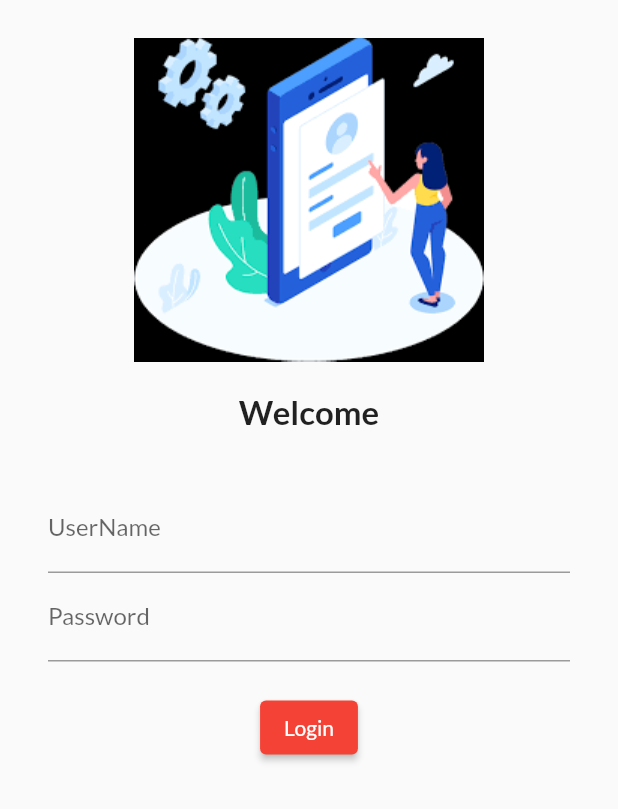
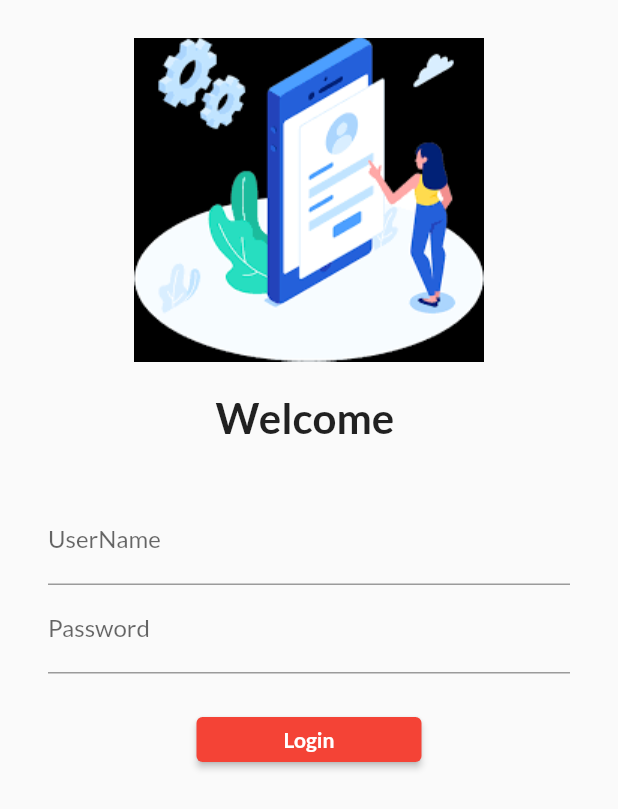
Before and after one commit to Manoj8477/flutter_demo, a Flutter app: the screen it shows after launch, on a phone screen of 412 x 824 dp. Shown: the top 809 px of the screen. Run offline on Flutter 3.47's test engine with Material 2 defaults, Android fonts, the phone set to English and light mode, and no system bars; our stand-ins replace google_fonts.

Commit message:
Day5 Compeled

```diff
--- a/lib/main.dart
+++ b/lib/main.dart
@@ -2,6 +2,7 @@
 
 import 'package:demo_project/pages/home_page.dart';
 import 'package:demo_project/pages/login_page.dart';
+import 'package:demo_project/util/routes.dart';
 import 'package:flutter/material.dart';
 import 'package:google_fonts/google_fonts.dart';
 
@@ -20,11 +21,10 @@ class MyApp extends StatelessWidget {
           fontFamily: GoogleFonts.lato().fontFamily,
           ),
       darkTheme: ThemeData(brightness: Brightness.dark),
-      initialRoute: "/Home",
+      initialRoute: MyRoute.LoginPage,
       routes: {
-        "/": (context) => HomePage(),
-        "/Home": (context) => LoginPage(),
-        "/Login": (context) => LoginPage(),
+        MyRoute.HomePage: (context) => HomePage(),
+        MyRoute.LoginPage: (context) => LoginPage(),
       },
     );
   }
--- a/lib/pages/login_page.dart
+++ b/lib/pages/login_page.dart
@@ -1,6 +1,13 @@
+import 'package:demo_project/util/routes.dart';
 import 'package:flutter/material.dart';
 
-class LoginPage extends StatelessWidget {
+class LoginPage extends StatefulWidget {
+  @override
+  State<LoginPage> createState() => _LoginPageState();
+}
+
+class _LoginPageState extends State<LoginPage> {
+  String name = "";
   @override
   Widget build(BuildContext context) {
     return Material(
@@ -16,9 +23,9 @@ class LoginPage extends StatelessWidget {
         const SizedBox(
           height: 20.0,
         ),
-        const Text(
-          "Welcome",
-          style: TextStyle(fontSize: 22, fontWeight: FontWeight.bold),
+        Text(
+          "Welcome $name",
+          style: TextStyle(fontSize: 28, fontWeight: FontWeight.bold),
         ),
         const SizedBox(
           height: 20.0,
@@ -30,8 +37,13 @@ class LoginPage extends StatelessWidget {
               TextFormField(
                 decoration: InputDecoration(
                     hintText: "Enter UserName", labelText: "UserName"),
+                onChanged: (value) {
+                  name = value;
+                  setState(() {});
+                },
               ),
               TextFormField(
+                obscureText: true,
                 decoration: InputDecoration(
                     hintText: "Enter Password", labelText: "Password"),
               ),
@@ -39,11 +51,14 @@ class LoginPage extends StatelessWidget {
                 height: 20.0,
               ),
               ElevatedButton(
-                child: Text("Login"),
+                child: Text(
+                  "Login",
+                  style: TextStyle(fontWeight: FontWeight.bold),
+                ),
                 onPressed: () {
-                  print("Hii");
+                  Navigator.pushNamed(context, MyRoute.HomePage);
                 },
-                style: TextButton.styleFrom(),
+                style: TextButton.styleFrom(minimumSize: Size(150, 30)),
               )
             ],
           ),
--- /dev/null
+++ b/lib/util/routes.dart
@@ -0,0 +1,4 @@
+class MyRoute {
+  static String LoginPage = "/Login";
+  static String HomePage = "/Home";
+}
```
